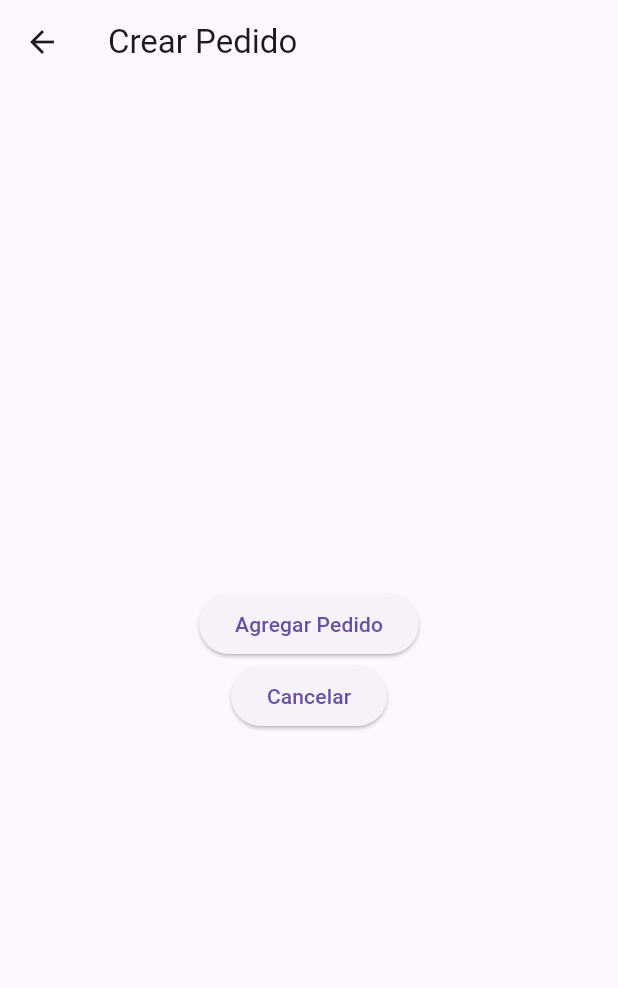
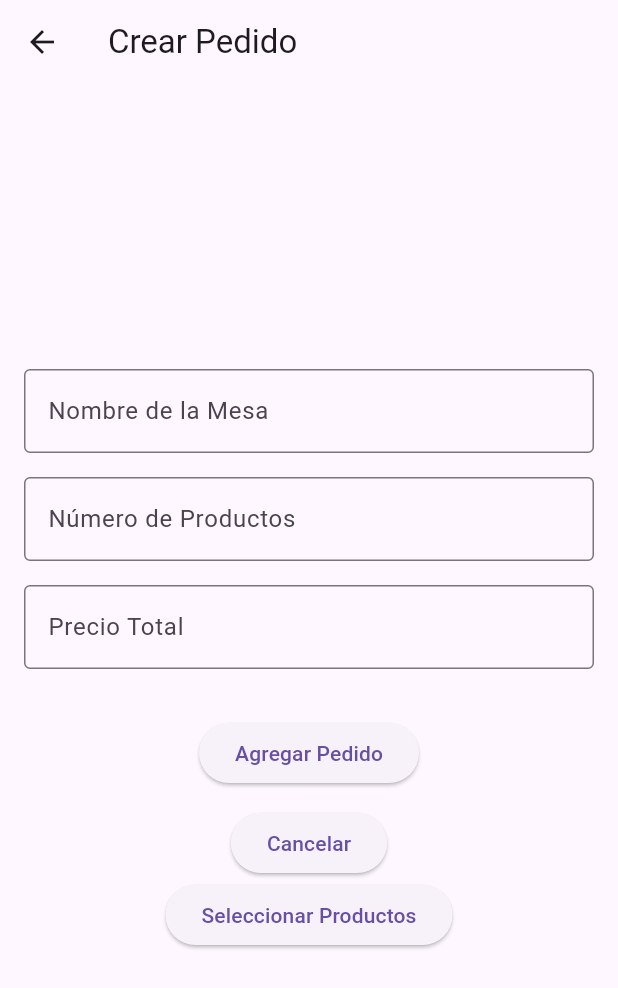
Before and after one commit to AlexBDominguez/GestionBar, a Flutter app: the screen it shows after launch, after a tap on the "add" icon, on a phone screen of 412 x 824 dp. Shown: the top 988 px of the screen. Run offline on Flutter 3.47's test engine with Material 3 defaults, Android fonts, the light colour scheme and no system bars.

Commit message:
cambios hechos

```diff
--- a/lib/main.dart
+++ b/lib/main.dart
@@ -12,14 +12,15 @@
 
   @override
   Widget build(BuildContext context) {
+    final homeViewmodel = HomeViewmodel();
     return ChangeNotifierProvider(
       create: (context) => HomeViewmodel(),
       child: MaterialApp(
         title: 'Gestion Bar',
         theme: ThemeData(
-          primarySwatch: Colors.blue,
+          primaryColor: const Color.fromARGB(255, 245, 142, 57),
         ),
-        home: const MyHomePage(title: 'Gestion Bar Home Page'),
+        home: MyHomePage(title: 'Cervecería Folks', homeViewmodel: homeViewmodel),
       ),
     );
   }
--- /dev/null
+++ b/lib/model/producto.dart
@@ -0,0 +1,9 @@
+class Producto {
+  String nombre = '';
+  double precio = 0.0;
+
+  Producto({
+    required this.nombre,
+    required this.precio,
+  });
+}
--- a/lib/view/crear_pedido_view.dart
+++ b/lib/view/crear_pedido_view.dart
@@ -1,33 +1,87 @@
 import 'package:flutter/material.dart';
 import 'package:gestion_bar/model/pedido.dart';
+import 'package:gestion_bar/view/seleccion_productos.dart';
+import 'package:gestion_bar/viewModel/home_viewmodel.dart';
 
-class CrearPedidoView extends StatelessWidget {
-  const CrearPedidoView({super.key});
+class CrearPedidoView extends StatefulWidget {
+  final HomeViewmodel homeViewmodel;
+  const CrearPedidoView({super.key, required this.homeViewmodel});
+
+  @override
+  State<CrearPedidoView> createState() => _CrearPedidoViewState();
+}
+
+class _CrearPedidoViewState extends State<CrearPedidoView> {
+  final TextEditingController _mesaController = TextEditingController();
+  final TextEditingController _productosController = TextEditingController();
+  final TextEditingController _precioController = TextEditingController();
 
   @override
   Widget build(BuildContext context) {
+    final HomeViewmodel homeViewmodel = widget.homeViewmodel;
     return Scaffold(
-      appBar: AppBar(title: Text('Crear Pedido')),
-      body: Center(
+      appBar: AppBar(title: const Text('Crear Pedido')),
+      body: Padding(
+        padding: const EdgeInsets.all(16.0),
         child: Column(
           mainAxisAlignment: MainAxisAlignment.center,
           children: [
+            TextField(
+              controller: _mesaController,
+              decoration: const InputDecoration(
+                border: OutlineInputBorder(),
+                labelText: 'Nombre de la Mesa',
+              ),
+            ),
+
+            const SizedBox(height: 16),
+
+            TextField(
+              controller: _productosController,
+              keyboardType: TextInputType.number,
+              decoration: const InputDecoration(
+                border: OutlineInputBorder(),
+                labelText: 'Número de Productos',
+              ),
+            ),
+            const SizedBox(height: 16),
+            TextField(
+              controller: _precioController,
+              keyboardType: TextInputType.number,
+              decoration: const InputDecoration(
+                border: OutlineInputBorder(),
+                labelText: 'Precio Total',
+              ),
+            ),
+            const SizedBox(height: 32),
             ElevatedButton(
               onPressed: () {
-                final nuevoPedido = Pedido(
-                  nombreMesa: 'Mesa A',
-                  numeroProductos: 3,
-                  precioTotal: 45.50,
+                final pedido = Pedido(
+                  nombreMesa: _mesaController.text,
+                  numeroProductos: int.tryParse(_productosController.text) ?? 0,
+                  precioTotal: double.tryParse(_precioController.text) ?? 0.0,
                 );
-                Navigator.pop(context, nuevoPedido);
+                homeViewmodel.addPedido(pedido);
+                Navigator.pop(context, pedido);
               },
-              child: Text('Agregar Pedido'),
+              child: const Text('Agregar Pedido'),
+            ),
+
+            const SizedBox(height: 12),
+
+            ElevatedButton(
+              onPressed: () => Navigator.pop(context),
+              child: const Text('Cancelar'),
             ),
             ElevatedButton(
-              onPressed: () {
-                Navigator.pop(context);
-              },
-              child: Text('Cancelar'),
+              onPressed: () => Navigator.push(
+                context,
+                MaterialPageRoute(
+                  builder: (context) =>
+                      SeleccionProductos(homeViewmodel: homeViewmodel),
+                ),
+              ),
+              child: const Text('Seleccionar Productos'),
             ),
           ],
         ),
--- a/lib/view/home_view.dart
+++ b/lib/view/home_view.dart
@@ -1,55 +1,54 @@
+import 'package:gestion_bar/model/pedido.dart';
 import 'package:gestion_bar/view/crear_pedido_view.dart';
-import 'package:provider/provider.dart';
-import '../viewmodel/home_viewmodel.dart';
+import '../viewModel/home_viewmodel.dart';
 import 'package:flutter/material.dart';
-import 'crear_pedido_view.dart';
-
-
-
 
 class MyHomePage extends StatefulWidget {
-  const MyHomePage({super.key, required this.title});
+  final String title;
+  final HomeViewmodel homeViewmodel;
+  const MyHomePage({super.key, required this.homeViewmodel, required this.title});
 
-  final String title;
 
   @override
   State<MyHomePage> createState() => _MyHomePageState();
 }
 
 class _MyHomePageState extends State<MyHomePage> {
+  final List<Pedido> pedidos = [
+	Pedido(nombreMesa: 'A', numeroProductos: 2, precioTotal: 30.0),
+	Pedido(nombreMesa: 'B', numeroProductos: 1, precioTotal: 15.0),
+	Pedido(nombreMesa: 'C', numeroProductos: 4, precioTotal: 60.0),
+  ];
   @override
-  Widget build(BuildContext context){
-    final pedidos = context.watch<HomeViewmodel>().pedidos;
+  Widget build(BuildContext context) {
 	return Scaffold(
-      appBar: AppBar(
-        title: Text(widget.title),
-      ),
+	  appBar: AppBar(title: Text(widget.title)),
 	  floatingActionButton: FloatingActionButton(
 		onPressed: () async {
 		  final nuevoPedido = await Navigator.push(
 			context,
-            MaterialPageRoute(builder: (context) => CrearPedidoView())
+			MaterialPageRoute(builder: (context) => CrearPedidoView(homeViewmodel: widget.homeViewmodel)),
 		  );
 		  if (nuevoPedido != null) {
-            context.read<HomeViewmodel>().addPedido(nuevoPedido);
+			setState(() {
+			  pedidos.add(nuevoPedido);
+			});
 		  }
 		},
-        child: Icon(Icons.add),
+		child: const Icon(Icons.add),
 	  ),
-
-      body: Center(
-        child: ListView.builder(
+	  body: ListView.builder(
 		  itemCount: pedidos.length,
 		  itemBuilder: (context, index) {
 			final pedido = pedidos[index];
 			return ListTile(
 			  title: Text('Mesa: ${pedido.nombreMesa}'),
-              subtitle: Text('Productos: ${pedido.numeroProductos} - Total: \$${pedido.precioTotal.toStringAsFixed(2)}'),
+			  subtitle: Text(
+				'Productos: ${pedido.numeroProductos} - Total: \$${pedido.precioTotal.toStringAsFixed(2)}',
+			  ),
 			);
 		  },
 		),
-      ),
 	  );
   }
-
 }
--- /dev/null
+++ b/lib/view/seleccion_productos.dart
@@ -0,0 +1,26 @@
+import 'package:flutter/material.dart';
+import 'package:gestion_bar/viewModel/home_viewmodel.dart';
+
+class SeleccionProductos extends StatelessWidget {
+  final HomeViewmodel homeViewmodel;
+  const SeleccionProductos({super.key, required this.homeViewmodel});
+
+  @override
+  Widget build(BuildContext context) {
+    final productos = homeViewmodel.productos;
+    return Scaffold(
+      appBar: AppBar(title: Text('Seleccionar Productos')),
+      body: ListView.builder(
+        itemCount: productos.length,
+        itemBuilder: (context, index) {
+          final producto = productos[index];
+          return ListTile(
+            title: Text(producto.nombre),
+            subtitle: Text('${producto.precio} €'),
+            trailing: Icon(Icons.add),
+          );
+        },
+      ),
+    );
+  }
+}
--- a/lib/viewmodel/home_viewmodel.dart
+++ b/lib/viewmodel/home_viewmodel.dart
@@ -1,3 +1,4 @@
+import 'package:gestion_bar/model/producto.dart';
 import '../model/pedido.dart';
 import 'package:flutter/material.dart';
 
@@ -10,4 +11,15 @@
     notifyListeners();
   }
 
+  final List<Producto> _productos = [
+    Producto(nombre: 'Paulaner', precio: 2.0),
+    Producto(nombre: 'Maredsous', precio: 2.5),
+    Producto(nombre: 'Guinness', precio: 2.75),
+    Producto(nombre: 'Estrella Galicia', precio: 2.0),
+    Producto(nombre: 'Punk IPA', precio: 2.5),
+    Producto(nombre: 'Lindemans', precio: 2.7)
+  ];
+
+  List<Producto> get productos => _productos;
+
 }
```
Lines whose indentation alone changed are shown as unchanged.
